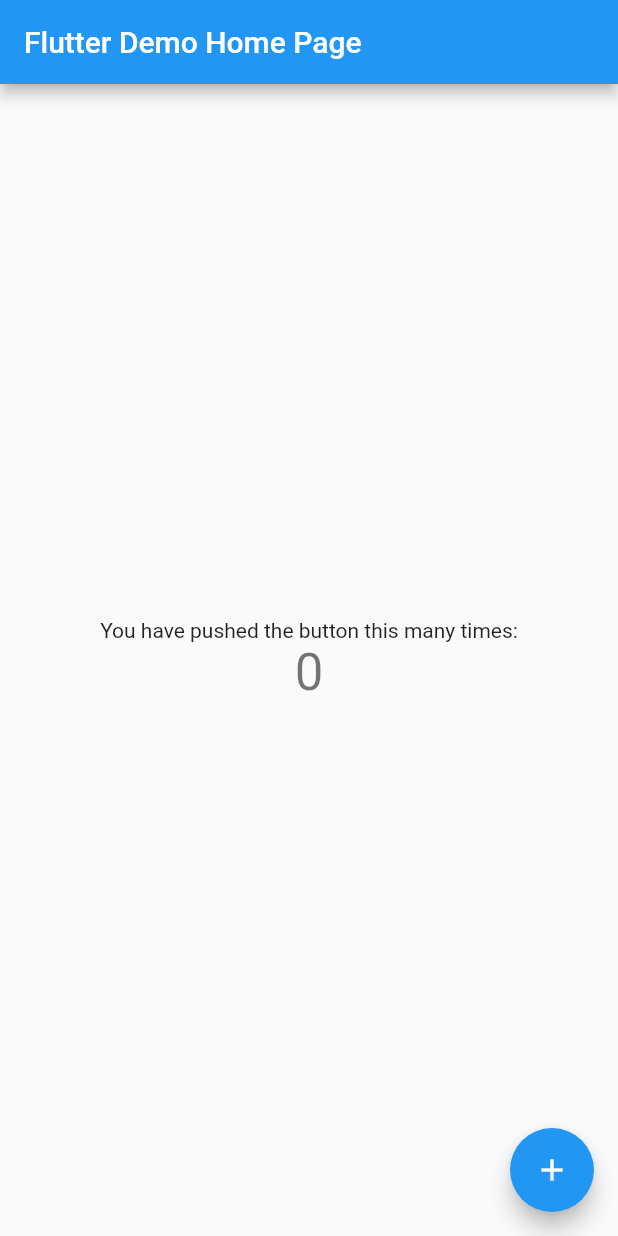
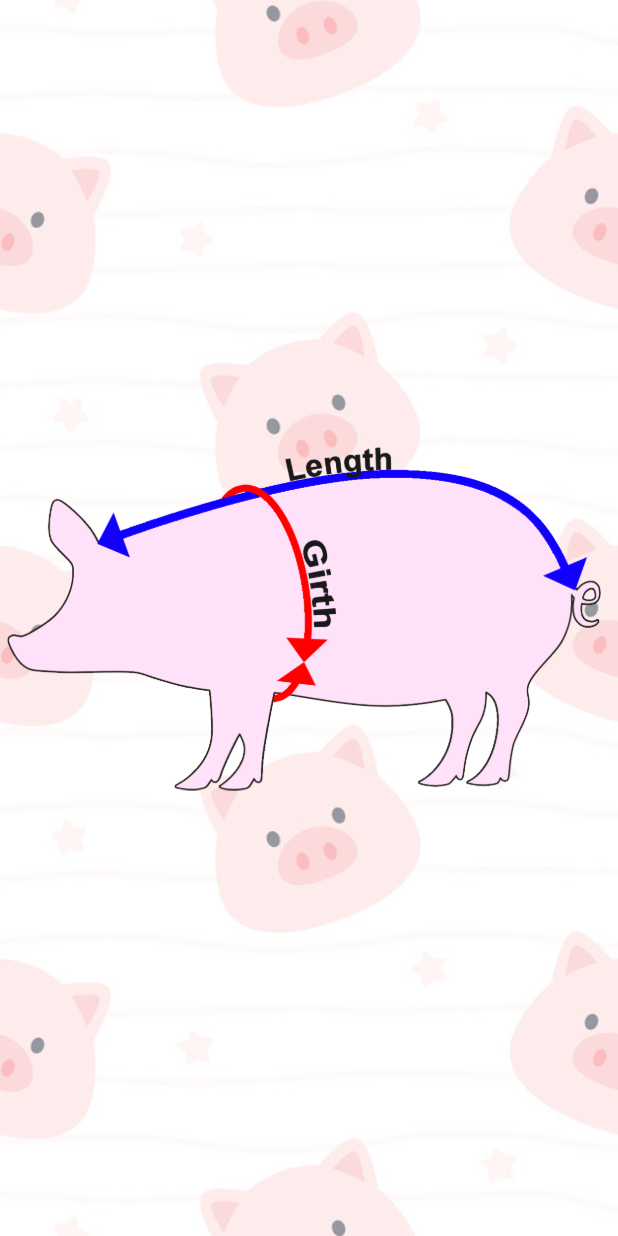
Before and after one commit to keajung/midterm_07610472, a Flutter app: the screen it shows after launch, on a phone screen of 412 x 824 dp. Run offline on Flutter 3.47's test engine with Material 2 defaults, Android fonts, the phone set to English and light mode, and no system bars.

Commit message:
this midterm im dead

```diff
--- a/lib/main.dart
+++ b/lib/main.dart
@@ -1,115 +1,64 @@
+import 'package:flutter/cupertino.dart';
 import 'package:flutter/material.dart';
 
 void main() {
   runApp(const MyApp());
+
 }
 
 class MyApp extends StatelessWidget {
   const MyApp({Key? key}) : super(key: key);
 
-  // This widget is the root of your application.
   @override
   Widget build(BuildContext context) {
     return MaterialApp(
       title: 'Flutter Demo',
       theme: ThemeData(
-        // This is the theme of your application.
-        //
-        // Try running your application with "flutter run". You'll see the
-        // application has a blue toolbar. Then, without quitting the app, try
-        // changing the primarySwatch below to Colors.green and then invoke
-        // "hot reload" (press "r" in the console where you ran "flutter run",
-        // or simply save your changes to "hot reload" in a Flutter IDE).
-        // Notice that the counter didn't reset back to zero; the application
-        // is not restarted.
-        primarySwatch: Colors.blue,
+        primarySwatch: Colors.amber,
       ),
-      home: const MyHomePage(title: 'Flutter Demo Home Page'),
+      home: HomePage(),
     );
   }
 }
 
-class MyHomePage extends StatefulWidget {
-  const MyHomePage({Key? key, required this.title}) : super(key: key);
+class HomePage extends StatelessWidget {
 
-  // This widget is the home page of your application. It is stateful, meaning
-  // that it has a State object (defined below) that contains fields that affect
-  // how it looks.
+  HomePage({Key? key}) : super(key: key);
 
-  // This class is the configuration for the state. It holds the values (in this
-  // case the title) provided by the parent (in this case the App widget) and
-  // used by the build method of the State. Fields in a Widget subclass are
-  // always marked "final".
+  final _controller = TextEditingController();
 
-  final String title;
-
-  @override
-  State<MyHomePage> createState() => _MyHomePageState();
-}
-
-class _MyHomePageState extends State<MyHomePage> {
-  int _counter = 0;
-
-  void _incrementCounter() {
-    setState(() {
-      // This call to setState tells the Flutter framework that something has
-      // changed in this State, which causes it to rerun the build method below
-      // so that the display can reflect the updated values. If we changed
-      // _counter without calling setState(), then the build method would not be
-      // called again, and so nothing would appear to happen.
-      _counter++;
-    });
-  }
 
   @override
   Widget build(BuildContext context) {
-    // This method is rerun every time setState is called, for instance as done
-    // by the _incrementCounter method above.
-    //
-    // The Flutter framework has been optimized to make rerunning build methods
-    // fast, so that you can just rebuild anything that needs updating rather
-    // than having to individually change instances of widgets.
     return Scaffold(
-      appBar: AppBar(
-        // Here we take the value from the MyHomePage object that was created by
-        // the App.build method, and use it to set our appbar title.
-        title: Text(widget.title),
-      ),
-      body: Center(
-        // Center is a layout widget. It takes a single child and positions it
-        // in the middle of the parent.
-        child: Column(
-          // Column is also a layout widget. It takes a list of children and
-          // arranges them vertically. By default, it sizes itself to fit its
-          // children horizontally, and tries to be as tall as its parent.
-          //
-          // Invoke "debug painting" (press "p" in the console, choose the
-          // "Toggle Debug Paint" action from the Flutter Inspector in Android
-          // Studio, or the "Toggle Debug Paint" command in Visual Studio Code)
-          // to see the wireframe for each widget.
-          //
-          // Column has various properties to control how it sizes itself and
-          // how it positions its children. Here we use mainAxisAlignment to
-          // center the children vertically; the main axis here is the vertical
-          // axis because Columns are vertical (the cross axis would be
-          // horizontal).
+      body: Container(
+          constraints: BoxConstraints.expand(),
+        decoration: BoxDecoration(
+          image: DecorationImage(
+            image: AssetImage('assets/images/bg.jpg'),
+            fit: BoxFit.cover,
+          ),
+        ),
+        child: Row(
+
           mainAxisAlignment: MainAxisAlignment.center,
-          children: <Widget>[
-            const Text(
-              'You have pushed the button this many times:',
-            ),
-            Text(
-              '$_counter',
-              style: Theme.of(context).textTheme.headline4,
+          crossAxisAlignment: CrossAxisAlignment.center,
+
+          children: [
+            Image.asset('assets/images/pig.png', width: 400.0),
+            SizedBox(width: 8.0),
+            Column(
+              mainAxisSize: MainAxisSize.min,
+              crossAxisAlignment: CrossAxisAlignment.start,
+              children: [
+
+
+              ],
             ),
           ],
         ),
-      ),
-      floatingActionButton: FloatingActionButton(
-        onPressed: _incrementCounter,
-        tooltip: 'Increment',
-        child: const Icon(Icons.add),
-      ), // This trailing comma makes auto-formatting nicer for build methods.
+    ),
+
     );
   }
 }
--- a/pubspec.yaml
+++ b/pubspec.yaml
@@ -58,7 +58,8 @@ flutter:
   uses-material-design: true
 
   # To add assets to your application, add an assets section, like this:
-  # assets:
+  assets:
+    - assets/images/
   #   - images/a_dot_burr.jpeg
   #   - images/a_dot_ham.jpeg
 
```
Also changed, not shown: assets/images/bg.jpg (added), assets/images/ic_pig.png (added), assets/images/pig.png (added).
